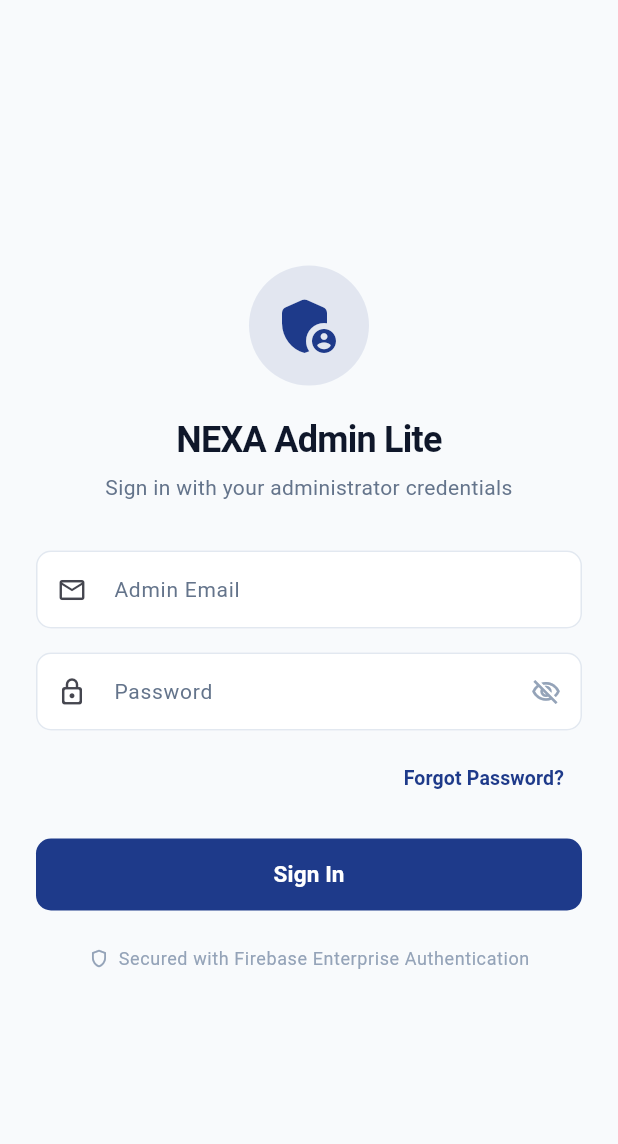
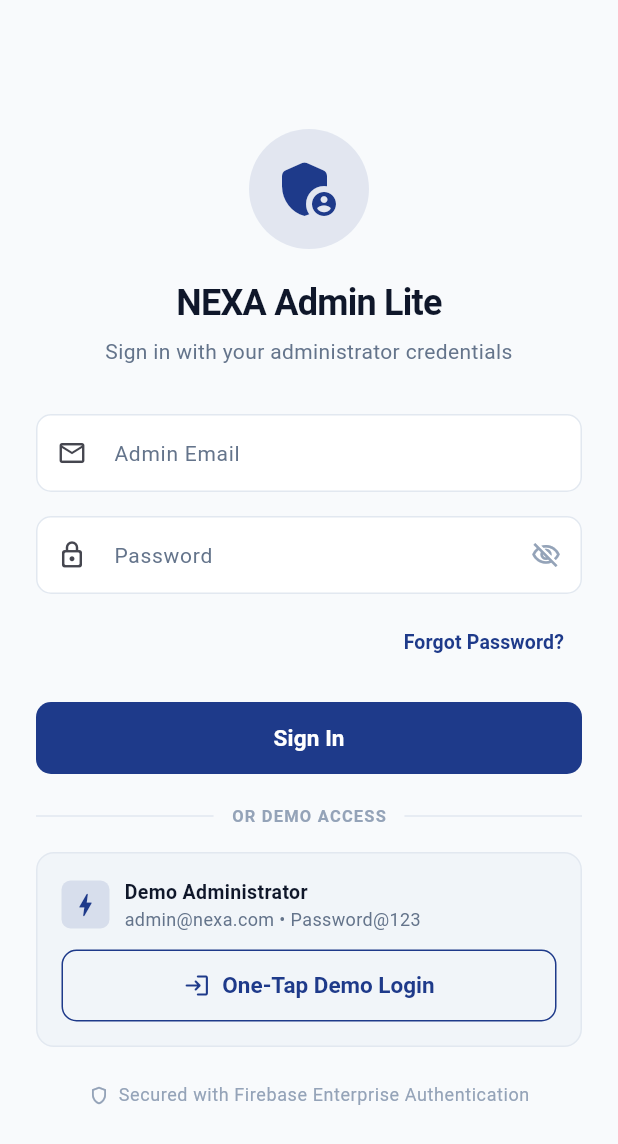
Before and after one commit to kartik23-2/nexa-admin-flutter-evaluation-Kartik, a Flutter app: the screen it shows after launch, on a phone screen of 412 x 824 dp. Shown: the top 1144 px of the screen. Run offline on Flutter 3.47's test engine with Material 3 defaults, Android fonts, the phone set to English and light mode, and no system bars; our stand-ins replace cloud_firestore, firebase_auth, firebase_core, firebase_storage, image_picker; accounts and stored records are empty; generated files the repository leaves out were written again.

Commit message:
feat(auth): add demo admin credentials with one-tap sign-in

```diff
--- a/lib/screens/auth/login_screen.dart
+++ b/lib/screens/auth/login_screen.dart
@@ -33,6 +33,21 @@
     final success = await auth.login(
       _emailController.text,
       _passwordController.text,
+    );
+
+    if (success && mounted) {
+      Navigator.of(context).pushReplacementNamed(AppRoutes.dashboard);
+    }
+  }
+
+  Future<void> _handleDemoLogin() async {
+    _emailController.text = 'admin@nexa.com';
+    _passwordController.text = 'Password@123';
+
+    final auth = context.read<AuthProvider>();
+    final success = await auth.loginWithDemo(
+      email: _emailController.text,
+      password: _passwordController.text,
     );
 
     if (success && mounted) {
@@ -266,6 +281,91 @@
                       isLoading: auth.isLoading,
                       onPressed: _handleLogin,
                     ),
+                    const SizedBox(height: 20),
+
+                    // Divider with 'OR DEMO ACCESS'
+                    Row(
+                      children: [
+                        const Expanded(child: Divider()),
+                        Padding(
+                          padding: const EdgeInsets.symmetric(horizontal: 12),
+                          child: Text(
+                            'OR DEMO ACCESS',
+                            style: theme.textTheme.labelSmall?.copyWith(
+                              color: AppColors.textMuted,
+                              letterSpacing: 0.8,
+                              fontWeight: FontWeight.w600,
+                            ),
+                          ),
+                        ),
+                        const Expanded(child: Divider()),
+                      ],
+                    ),
+                    const SizedBox(height: 16),
+
+                    // One-Tap Demo Login Card
+                    Container(
+                      padding: const EdgeInsets.all(16),
+                      decoration: BoxDecoration(
+                        color: AppColors.surfaceMuted,
+                        borderRadius: BorderRadius.circular(12),
+                        border: Border.all(color: AppColors.border),
+                      ),
+                      child: Column(
+                        crossAxisAlignment: CrossAxisAlignment.stretch,
+                        children: [
+                          Row(
+                            children: [
+                              Container(
+                                padding: const EdgeInsets.all(6),
+                                decoration: BoxDecoration(
+                                  color: AppColors.primary.withOpacity(0.12),
+                                  borderRadius: BorderRadius.circular(6),
+                                ),
+                                child: const Icon(
+                                  Icons.bolt_rounded,
+                                  color: AppColors.primary,
+                                  size: 20,
+                                ),
+                              ),
+                              const SizedBox(width: 10),
+                              Expanded(
+                                child: Column(
+                                  crossAxisAlignment: CrossAxisAlignment.start,
+                                  children: const [
+                                    Text(
+                                      'Demo Administrator',
+                                      style: TextStyle(
+                                        fontWeight: FontWeight.w600,
+                                        fontSize: 13,
+                                        color: AppColors.textPrimary,
+                                      ),
+                                    ),
+                                    Text(
+                                      'admin@nexa.com • Password@123',
+                                      style: TextStyle(
+                                        fontSize: 12,
+                                        color: AppColors.textSecondary,
+                                      ),
+                                    ),
+                                  ],
+                                ),
+                              ),
+                            ],
+                          ),
+                          const SizedBox(height: 12),
+                          CustomButton(
+                            text: 'One-Tap Demo Login',
+                            icon: Icons.login_rounded,
+                            isOutlined: true,
+                            isLoading: auth.isLoading,
+                            backgroundColor: AppColors.primary,
+                            textColor: AppColors.primary,
+                            onPressed: _handleDemoLogin,
+                          ),
+                        ],
+                      ),
+                    ),
                     const SizedBox(height: 24),
 
                     // Security note footer
--- a/lib/services/auth_service.dart
+++ b/lib/services/auth_service.dart
@@ -27,6 +27,33 @@
       throw getReadableAuthError(e);
     } catch (e) {
       throw 'An unexpected error occurred during login. Please try again.';
+    }
+  }
+
+  /// Sign in with demo credentials, creating the account if not already created
+  Future<UserCredential> signInWithDemoCredentials({
+    String email = 'admin@nexa.com',
+    String password = 'Password@123',
+  }) async {
+    try {
+      return await _auth.signInWithEmailAndPassword(
+        email: email.trim(),
+        password: password.trim(),
+      );
+    } on FirebaseAuthException catch (e) {
+      if (e.code == 'user-not-found' || e.code == 'invalid-credential') {
+        try {
+          return await _auth.createUserWithEmailAndPassword(
+            email: email.trim(),
+            password: password.trim(),
+          );
+        } catch (_) {
+          throw getReadableAuthError(e);
+        }
+      }
+      throw getReadableAuthError(e);
+    } catch (e) {
+      throw 'An unexpected error occurred during demo login. Please try again.';
     }
   }
 
```
Also changed, not shown: lib/state/auth_provider.dart (+24 -0 lines).
